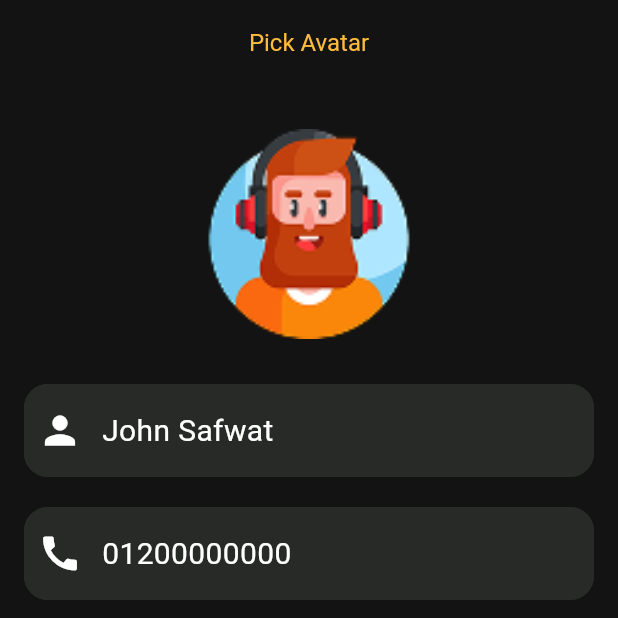
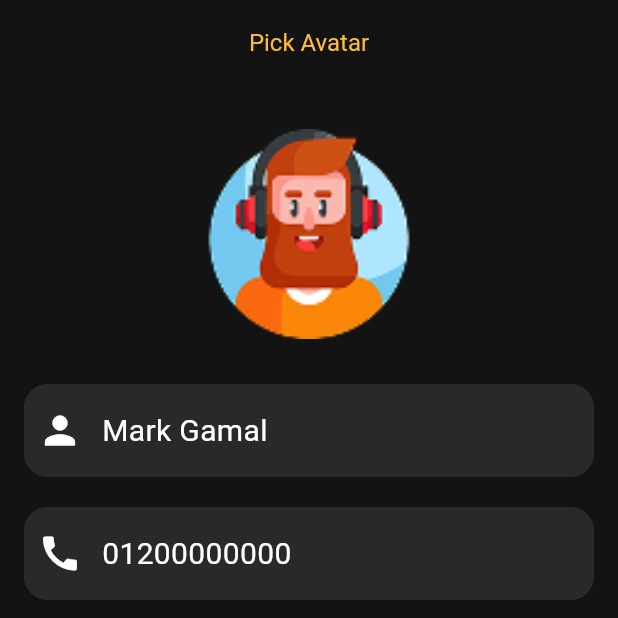
Before and after one commit to MennaTaha17/Movies-App, a Flutter app: the screen it shows after launch, on a phone screen of 412 x 824 dp, the top half of it. Run offline on Flutter 3.47's test engine with Material 3 defaults, Android fonts, the phone set to English and light mode, and no system bars; our stand-ins replace flutter_svg, vector_graphics.

Commit message:
update profile ui

```diff
--- a/lib/screens/update profile/update_profile.dart
+++ b/lib/screens/update profile/update_profile.dart
@@ -2,12 +2,14 @@ import 'package:flutter/material.dart';
 import 'package:movies/common/Theme/app_colors.dart';
 import '../../common/Widget/custom_main_button.dart';
 import '../../common/Widget/custom_text_filed.dart';
+
 class UpdateProfile extends StatefulWidget {
   UpdateProfile({super.key});
   static const String routName = '/updateProfile';
   @override
   State<UpdateProfile> createState() => _UpdateProfileState();
 }
+
 class _UpdateProfileState extends State<UpdateProfile> {
   final List<String> avatarImages = [
     'asstes/profileImages/image 1.png',
@@ -73,9 +75,11 @@ class _UpdateProfileState extends State<UpdateProfile> {
       },
     );
   }
+
   @override
   Widget build(BuildContext context) {
     return Scaffold(
+      resizeToAvoidBottomInset: false, // The screen will not move
       appBar: AppBar(
         title: Text(
           "Pick Avatar",
@@ -106,7 +110,7 @@ class _UpdateProfileState extends State<UpdateProfile> {
             ),
             SizedBox(height: 30),
             CustomTextFiled(
-              text: "John Safwat", //TODO : logic
+              text: "Mark Gamal", //TODO : logic
               icon: Icon(Icons.person, size: 30, color: AppColors.whiteColor),
             ),
             SizedBox(height: 20),
@@ -126,7 +130,7 @@ class _UpdateProfileState extends State<UpdateProfile> {
                 ),
               ),
             ),
-            Spacer(), //chnge
+            Spacer(),
             CustomMainButton(
               text: "Delete Account",
               color: AppColors.redColor,
```
